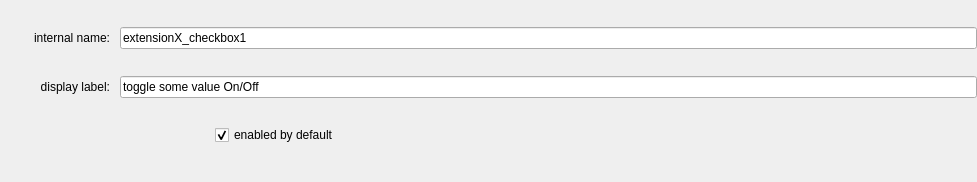
This is ui/a2ctrl/checkbox_edit.ui in ewerybody/a2 as Qt 5 draws it before an edit. The edited form follows.
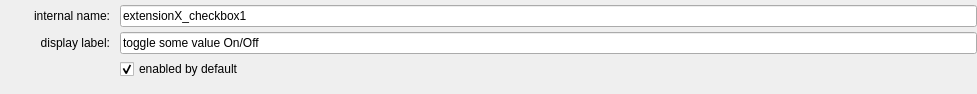
This is the edited form.

Diff of the .ui file:
```diff
--- a/ui/a2ctrl/checkbox_edit.ui
+++ b/ui/a2ctrl/checkbox_edit.ui
@@ -7,7 +7,7 @@
     <x>0</x>
     <y>0</y>
     <width>977</width>
-    <height>182</height>
+    <height>92</height>
    </rect>
   </property>
   <property name="windowTitle">
@@ -90,7 +90,10 @@
     </layout>
    </item>
    <item>
-    <layout class="QHBoxLayout" name="enabledLayout" stretch="0,0">
+    <layout class="QHBoxLayout" name="enabledLayout" stretch="0,1">
+     <property name="spacing">
+      <number>10</number>
+     </property>
      <property name="bottomMargin">
       <number>10</number>
      </property>
```
